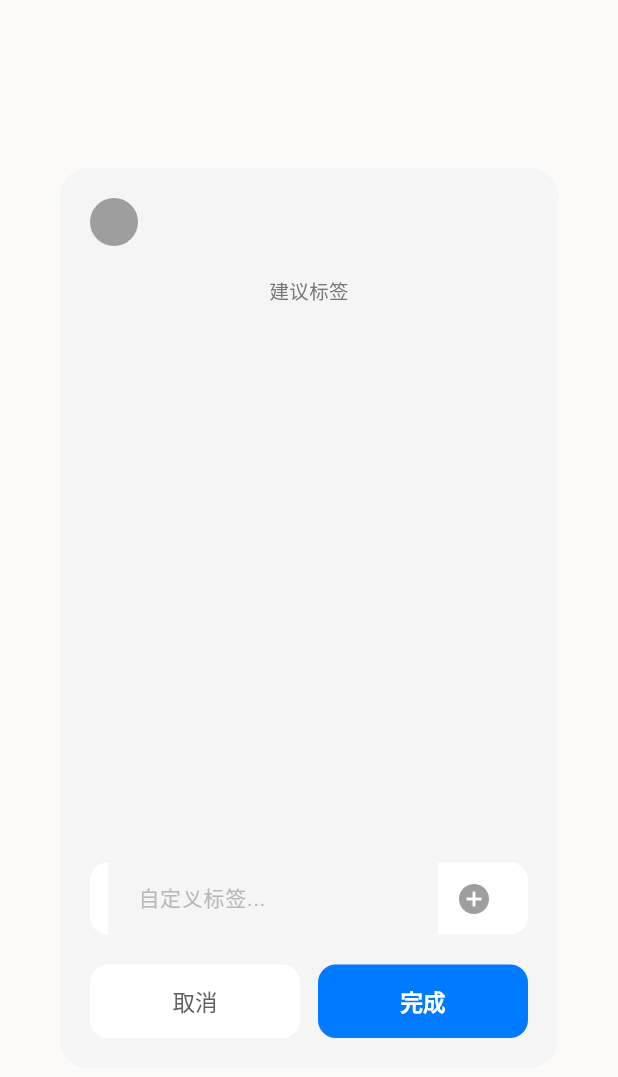
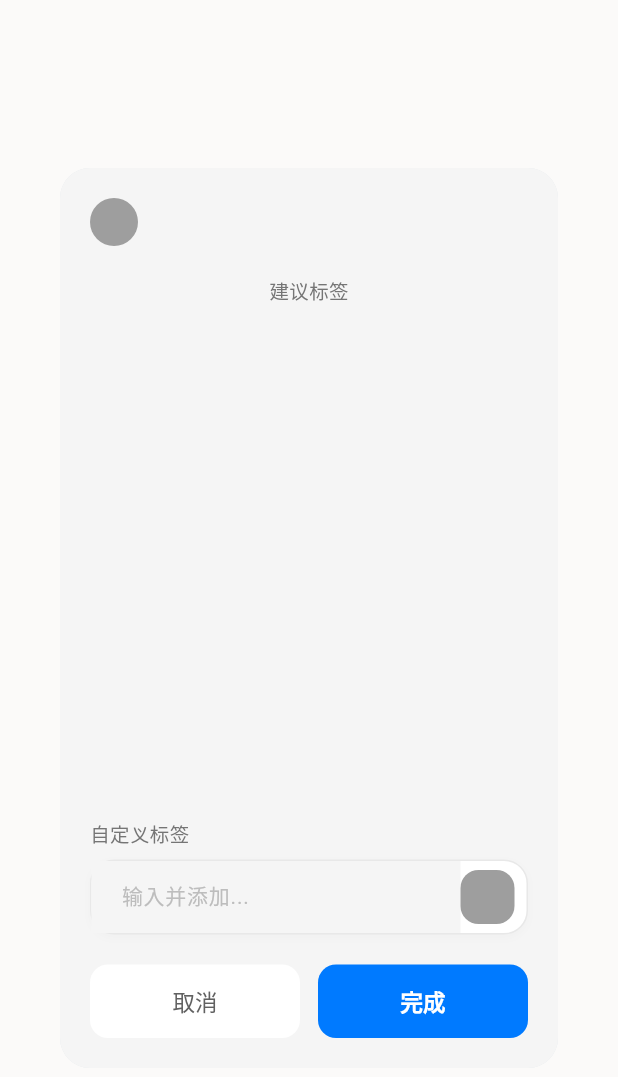
Before and after one commit to BinGess/Ocean, a Flutter app: the _TagEditDialog widget shown alone on an empty page, opened directly with empty values, on a phone screen of 412 x 824 dp. Shown: the top 1077 px of the screen. Run offline on Flutter 3.47's test engine with Material 3 defaults, Android fonts, the phone set to English and light mode, and no system bars; our stand-ins replace bloc_concurrency, dio, equatable, flutter_bloc, flutter_dotenv, freezed_annotation and 3 more; missing offline and left inert: record; accounts and stored records are empty; generated files the repository leaves out were written again.

Commit message:
refactor: improve needs editing and custom tag input UI
1. Changed "我需要" editing mode from tag selection to text input:
   - Now uses _showEditDialog instead of _showTagEditDialog
   - Matches "行动Tips" editing style
   - Supports multiple needs separated by 、or ,
   - Auto-splits and trims input text

2. Enhanced custom tag input visual design:
   - Added "自定义标签" label above input
   - Improved input box with border and subtle shadow
   - Better padding and spacing (16px horizontal, 12px vertical)
   - Replaced IconButton with Material InkWell for better touch feedback
   - Styled add button with colored background matching section theme
   - Changed icon from add_circle to simple add icon
   - Improved placeholder text: "输入并添加..."
   - Better visual hierarchy and spacing

3. Overall improvements:
   - Cleaner, more modern look
   - Better touch targets
   - Consistent with NVC interface design language
   - Improved user experience for adding custom tags

```diff
--- a/lib/presentation/widgets/nvc_confirmation_modal.dart
+++ b/lib/presentation/widgets/nvc_confirmation_modal.dart
@@ -112,18 +112,20 @@ class _NVCConfirmationModalState extends State<NVCConfirmationModal> {
   }
 
   void _editNeeds() async {
-    final result = await _showTagEditDialog(
+    final currentNeeds = _needs.map((n) => n.need).join('、');
+    final result = await _showEditDialog(
       title: '编辑我的需要',
-      initialTags: _needs.map((n) => n.need).toList(),
-      suggestions: ['理解', '尊重', '安全感', '自主性', '连接', '支持', '秩序', '共识', '成长', '自由'],
+      initialValue: currentNeeds,
       iconColor: const Color(0xFF34C759),
       iconBgColor: const Color(0xFFE8F5E9),
       icon: Icons.spa_outlined,
     );
-    if (result != null) {
+    if (result != null && result.isNotEmpty) {
       setState(() {
-        _needs = result.map((tag) => Need(
-          need: tag,
+        // 用顿号或逗号分隔
+        final needsList = result.split(RegExp(r'[、,，]')).map((s) => s.trim()).where((s) => s.isNotEmpty).toList();
+        _needs = needsList.map((need) => Need(
+          need: need,
           reason: '',
         )).toList();
       });
@@ -792,12 +794,37 @@ class _TagEditDialogState extends State<_TagEditDialog> {
 
             const SizedBox(height: 16),
 
-            // 自定义输入
+            // 自定义输入标题
+            Align(
+              alignment: Alignment.centerLeft,
+              child: Text(
+                '自定义标签',
+                style: TextStyle(
+                  fontSize: 13,
+                  color: Colors.grey[600],
+                  fontWeight: FontWeight.w500,
+                ),
+              ),
+            ),
+
+            const SizedBox(height: 8),
+
+            // 自定义输入框
             Container(
-              padding: const EdgeInsets.symmetric(horizontal: 12),
               decoration: BoxDecoration(
                 color: Colors.white,
-                borderRadius: BorderRadius.circular(12),
+                borderRadius: BorderRadius.circular(16),
+                border: Border.all(
+                  color: const Color(0xFFE8E8E8),
+                  width: 1,
+                ),
+                boxShadow: [
+                  BoxShadow(
+                    color: Colors.black.withOpacity(0.02),
+                    blurRadius: 4,
+                    offset: const Offset(0, 2),
+                  ),
+                ],
               ),
               child: Row(
                 children: [
@@ -805,25 +832,40 @@ class _TagEditDialogState extends State<_TagEditDialog> {
                     child: TextField(
                       controller: _customTagController,
                       style: const TextStyle(
-                        fontSize: 14,
+                        fontSize: 15,
                         color: Color(0xFF4A4A4A),
+                        fontWeight: FontWeight.w500,
                       ),
-                      decoration: const InputDecoration(
+                      decoration: InputDecoration(
                         border: InputBorder.none,
-                        hintText: '自定义标签...',
+                        contentPadding: const EdgeInsets.symmetric(horizontal: 16, vertical: 12),
+                        hintText: '输入并添加...',
                         hintStyle: TextStyle(
-                          color: Color(0xFFB8B8B8),
+                          color: Colors.grey[400],
+                          fontSize: 14,
+                          fontWeight: FontWeight.w400,
                         ),
                       ),
                       onSubmitted: (_) => _addCustomTag(),
                     ),
                   ),
-                  IconButton(
-                    onPressed: _addCustomTag,
-                    icon: Icon(
-                      Icons.add_circle,
-                      color: widget.iconColor,
-                      size: 24,
+                  Container(
+                    margin: const EdgeInsets.only(right: 8),
+                    child: Material(
+                      color: widget.iconBgColor,
+                      borderRadius: BorderRadius.circular(12),
+                      child: InkWell(
+                        onTap: _addCustomTag,
+                        borderRadius: BorderRadius.circular(12),
+                        child: Container(
+                          padding: const EdgeInsets.all(8),
+                          child: Icon(
+                            Icons.add,
+                            color: widget.iconColor,
+                            size: 20,
+                          ),
+                        ),
+                      ),
                     ),
                   ),
                 ],
```
